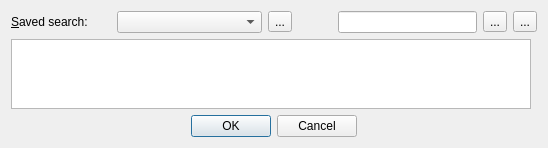
This is src/calibre/gui2/dialogs/saved_search_editor.ui in kovidgoyal/calibre as Qt 5 draws it before an edit. The edited form follows.
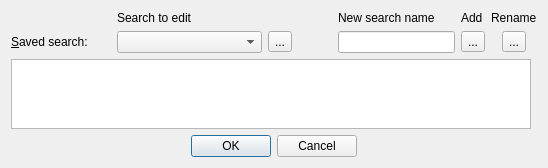
This is the edited form. Icons and pictures are not drawn.

Commit message: Add some labels to the saved search edit dialog. See bug #1733163

What changed in the file:
```diff
--- a/src/calibre/gui2/dialogs/saved_search_editor.ui
+++ b/src/calibre/gui2/dialogs/saved_search_editor.ui
@@ -33,7 +33,35 @@
    </item>
    <item row="0" column="0" colspan="2">
     <layout class="QGridLayout" name="gridLayout">
-     <item row="0" column="0">
+     <item row="0" column="1">
+      <widget class="QLabel" name="box_label_1">
+       <property name="text">
+        <string>Search to edit</string>
+       </property>
+      </widget>
+     </item>
+     <item row="0" column="4">
+      <widget class="QLabel" name="box_label_2">
+       <property name="text">
+        <string>New search name</string>
+       </property>
+      </widget>
+     </item>
+     <item row="0" column="5">
+      <widget class="QLabel" name="box_label_1">
+       <property name="text">
+        <string>Add</string>
+       </property>
+      </widget>
+     </item>
+     <item row="0" column="6">
+      <widget class="QLabel" name="box_label_1">
+       <property name="text">
+        <string>Rename</string>
+       </property>
+      </widget>
+     </item>
+     <item row="1" column="0">
       <widget class="QLabel" name="label_3">
        <property name="sizePolicy">
         <sizepolicy hsizetype="Fixed" vsizetype="Preferred">
@@ -58,7 +86,7 @@
        </property>
       </widget>
      </item>
-     <item row="0" column="1">
+     <item row="1" column="1">
       <widget class="QComboBox" name="search_name_box">
        <property name="sizePolicy">
         <sizepolicy hsizetype="Fixed" vsizetype="Fixed">
@@ -80,7 +108,7 @@
        </property>
       </widget>
      </item>
-     <item row="0" column="2">
+     <item row="1" column="2">
       <widget class="QToolButton" name="delete_search_button">
        <property name="toolTip">
         <string>Delete this selected saved search</string>
@@ -94,7 +122,7 @@
        </property>
       </widget>
      </item>
-     <item row="0" column="3">
+     <item row="1" column="3">
       <spacer>
        <property name="orientation">
         <enum>Qt::Horizontal</enum>
@@ -107,7 +135,7 @@
        </property>
       </spacer>
      </item>
-     <item row="0" column="4">
+     <item row="1" column="4">
       <widget class="QLineEdit" name="input_box">
        <property name="sizePolicy">
         <sizepolicy hsizetype="Expanding" vsizetype="Fixed">
@@ -120,7 +148,9 @@
        </property>
       </widget>
      </item>
-     <item row="0" column="5">
+     <item row="1" column="5">
+      <layout class="QHBoxLayout">
+       <item>
       <widget class="QToolButton" name="add_search_button">
        <property name="toolTip">
         <string>Add a new, empty saved search with the name entered</string>
@@ -134,7 +164,14 @@
        </property>
       </widget>
      </item>
-     <item row="0" column="6">
+       <property name="alignment">
+        <set>Qt::AlignCenter</set>
+       </property>
+      </layout>
+     </item>
+     <item row="1" column="6">
+      <layout class="QHBoxLayout">
+       <item>
       <widget class="QToolButton" name="rename_button">
        <property name="toolTip">
         <string>Rename the current search to what is in the box</string>
@@ -147,6 +184,11 @@
          <normaloff>:/images/edit-undo.png</normaloff>:/images/edit-undo.png</iconset>
        </property>
       </widget>
+       </item>
+       <property name="alignment">
+        <set>Qt::AlignCenter</set>
+       </property>
+      </layout>
      </item>
     </layout>
    </item>
```
Lines whose indentation alone changed are shown as unchanged.
